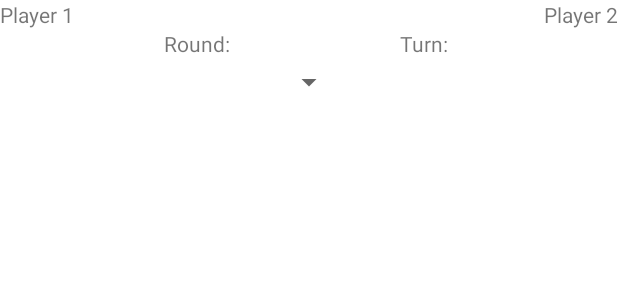
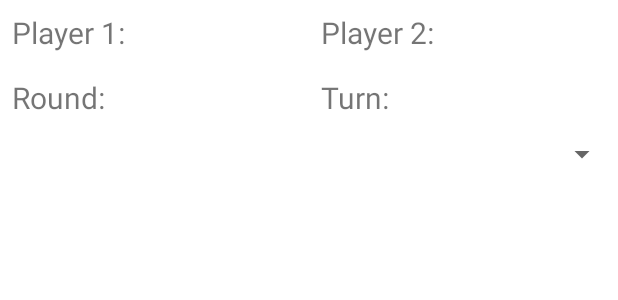
Before and after one commit to MinatiAlphonso/csc476_android_game_1, an Android app: the layout activity_game.xml on its own in the app's theme, with its tools: preview values and no code run, on a phone screen of 412 x 824 dp. Shown: the top 300 px of the screen. Run offline under Robolectric (Android 15) with nearby library versions, the phone set to English and light mode, and no system bars.

Commit message:
Updated GameView to display the information being passed from StatActivity viz player names and the number of rounds.

```diff
--- a/app/src/main/res/layout/activity_game.xml
+++ b/app/src/main/res/layout/activity_game.xml
@@ -8,27 +8,35 @@
 
     <TextView
         android:id="@+id/player1name"
-        android:layout_width="wrap_content"
+        android:layout_width="0dp"
         android:layout_height="wrap_content"
+        android:padding="8dp"
         android:text="@string/player1_text"
+        android:textSize="20sp"
         app:layout_constraintEnd_toStartOf="@+id/player2name"
-        app:layout_constraintHorizontal_bias="0.0"
+        app:layout_constraintHorizontal_bias="0.5"
         app:layout_constraintStart_toStartOf="parent"
         app:layout_constraintTop_toTopOf="parent" />
 
     <TextView
         android:id="@+id/player2name"
-        android:layout_width="wrap_content"
+        android:layout_width="0dp"
         android:layout_height="wrap_content"
+        android:padding="8dp"
         android:text="@string/player2_text"
+        android:textSize="20sp"
         app:layout_constraintEnd_toEndOf="parent"
+        app:layout_constraintHorizontal_bias="0.5"
+        app:layout_constraintStart_toEndOf="@+id/player1name"
         app:layout_constraintTop_toTopOf="parent" />
 
     <TextView
-        android:id="@+id/round"
-        android:layout_width="wrap_content"
+        android:id="@+id/roundCount"
+        android:layout_width="0dp"
         android:layout_height="wrap_content"
+        android:padding="8dp"
         android:text="@string/round_text"
+        android:textSize="20sp"
         app:layout_constraintEnd_toStartOf="@+id/turn"
         app:layout_constraintHorizontal_bias="0.5"
         app:layout_constraintStart_toStartOf="parent"
@@ -36,22 +44,24 @@
 
     <TextView
         android:id="@+id/turn"
-        android:layout_width="wrap_content"
+        android:layout_width="0dp"
         android:layout_height="wrap_content"
+        android:padding="8dp"
         android:text="@string/turn_text"
+        android:textSize="20sp"
         app:layout_constraintEnd_toEndOf="parent"
         app:layout_constraintHorizontal_bias="0.5"
-        app:layout_constraintStart_toEndOf="@+id/round"
+        app:layout_constraintStart_toEndOf="@+id/roundCount"
         app:layout_constraintTop_toBottomOf="@+id/player2name" />
 
     <Spinner
         android:id="@+id/spinnerCapture"
-        android:layout_width="wrap_content"
+        android:layout_width="0dp"
         android:layout_height="wrap_content"
         android:minHeight="32dp"
         app:layout_constraintEnd_toEndOf="parent"
         app:layout_constraintStart_toStartOf="parent"
-        app:layout_constraintTop_toBottomOf="@+id/round"
+        app:layout_constraintTop_toBottomOf="@+id/roundCount"
         tools:ignore="TouchTargetSizeCheck,SpeakableTextPresentCheck" />
 
     <edu.sdsmt.project1.GameView
--- a/app/src/main/res/values/strings.xml
+++ b/app/src/main/res/values/strings.xml
@@ -3,8 +3,8 @@
     <string name="grid_laser_button_text">Grid Laser</string>
     <string name="radial_laser_button_text">Radial Laser</string>
     <string name="linear_laser_button_text">Linear Laser</string>
-    <string name="player1_text">Player 1</string>
-    <string name="player2_text">Player 2</string>
+    <string name="player1_text">Player 1: </string>
+    <string name="player2_text">Player 2: </string>
     <string name="round_text">"Round: "</string>
     <string name="turn_text">"Turn: "</string>
     <string-array name="capture_spinner">
```
Also changed, not shown: app/src/main/java/edu/sdsmt/project1/GameActivity.java (+19 -0 lines), app/src/main/java/edu/sdsmt/project1/StartActivity.java (+3 -7 lines).
